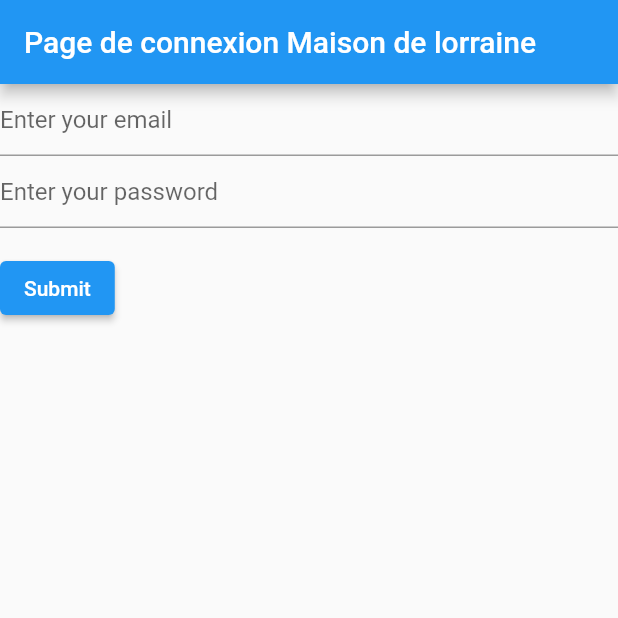
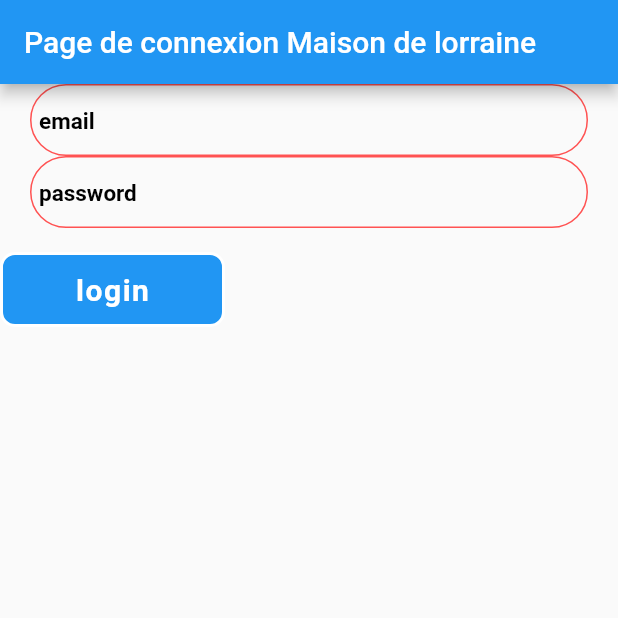
Before and after one commit to JosephLapert/M2L_mobile, a Flutter app: the screen it shows after launch, on a phone screen of 412 x 824 dp, the top half of it. Run offline on Flutter 3.47's test engine with Material 2 defaults, Android fonts, the phone set to English and light mode, and no system bars; our stand-ins replace snippet_coder_utils; missing offline and left inert: image_picker_for_web.

```diff
--- a/lib/form.dart
+++ b/lib/form.dart
@@ -1,6 +1,9 @@
 // ignore_for_file: prefer_const_constructors
 
 import 'package:flutter/material.dart';
+import 'package:snippet_coder_utils/FormHelper.dart';
+
+import 'api_call.dart';
 
 // Create a Form widget.
 class MyCustomForm extends StatefulWidget {
@@ -15,6 +18,8 @@ class MyCustomForm extends StatefulWidget {
 // Create a corresponding State class.
 // This class holds data related to the form.
 class MyCustomFormState extends State<MyCustomForm> {
+  String? email;
+  String? password;
   final _formKey = GlobalKey<FormState>();
 
   @override
@@ -22,47 +27,50 @@ class MyCustomFormState extends State<MyCustomForm> {
     // Build a Form widget using the _formKey created above.
     return Form(
       key: _formKey,
-      child: Column(
-        crossAxisAlignment: CrossAxisAlignment.start,
-        children: [
-          TextFormField(
-            decoration: InputDecoration(
-              hintText: ('Enter your email')
-            ),// The validator receives the text that the user has entered.
-            validator: (value) {
-              if (value == null || value.isEmpty) {
-                return 'Please enter an email';
+      child: Column(crossAxisAlignment: CrossAxisAlignment.start, children: [
+        FormHelper.inputFieldWidget(
+          context,
+          'email',
+          'email',
+          (onValidateVal) {
+            if (onValidateVal.isEmpty) {
+              return "L'email ne peut être vide";
             }
             return null;
           },
+          (value) {
+            email = value;
+          },
         ),
-          TextFormField(
-            decoration: InputDecoration(
-              hintText: ('Enter your password')
-            ),// The validator receives the text that the user has entered.
-            validator: (value) {
-              if (value == null || value.isEmpty) {
-                return 'Please enter a password';
+        FormHelper.inputFieldWidget(
+          context,
+          'password',
+          'password',
+          (onValidateVal) {
+            if (onValidateVal.isEmpty) {
+              return "L'password ne peut être vide";
             }
             return null;
+          },
+          (value) {
+            password = value;
           },
         ),
         Padding(
           padding: const EdgeInsets.symmetric(vertical: 16.0),
-            child: ElevatedButton(
-              onPressed: () {
-                if (_formKey.currentState!.validate()) {
-                  ScaffoldMessenger.of(context).showSnackBar(
-                    const SnackBar(content: Text('Processing Data')),
-                  );
-                  Navigator.pushNamed(context, '/second');
+          child: FormHelper.submitButton("login", () {
+            dynamic validate = _formKey.currentState?.validate();
+            if (validate != null && validate) {
+              _formKey.currentState?.save();
+              Users.login(context, email, password);
             }
           },
-              child: const Text('Submit'),
-            ),
-          ),
-        ],
-      ),
+              btnColor: Colors.blue,
+              borderColor: Colors.white,
+              txtColor: Colors.white,
+              borderRadius: 10),
+        )
+      ]),
     );
   }
 }
--- a/lib/main.dart
+++ b/lib/main.dart
@@ -21,7 +21,8 @@ class MyApp extends StatelessWidget {
         // When navigating to the "/" route, build the FirstScreen widget.
         '/': (context) => const FirstScreen(),
         // When navigating to the "/second" route, build the SecondScreen widget.
-        '/second': (context) => const SecondScreen(),
+        '/liste': (context) => const SecondScreen(),
+
       },
     );
   }
@@ -41,7 +42,7 @@ class _MyHomePageState extends State<MyHomePage> {
   @override
   void initState() {
     super.initState();
-    users = getUsers();
+    users = Users.getUsers();
   }
 
   @override
--- a/pubspec.yaml
+++ b/pubspec.yaml
@@ -30,6 +30,7 @@ dependencies:
   flutter:
     sdk: flutter
   http: ^0.13.4
+  snippet_coder_utils: ^1.0.9
 
 
   # The following adds the Cupertino Icons font to your application.
```
Also changed, not shown: lib/api_call.dart (+19 -4 lines), lib/generated_plugin_registrant.dart (added, +17 -0 lines), pubspec.lock, 1 other file. Lines whose indentation alone changed are shown as unchanged.
